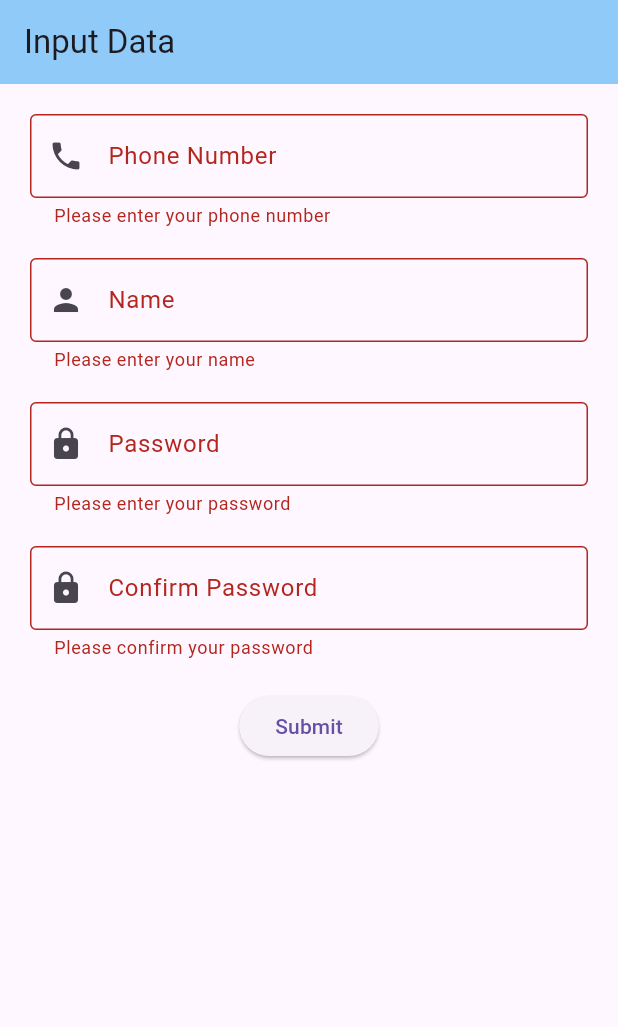
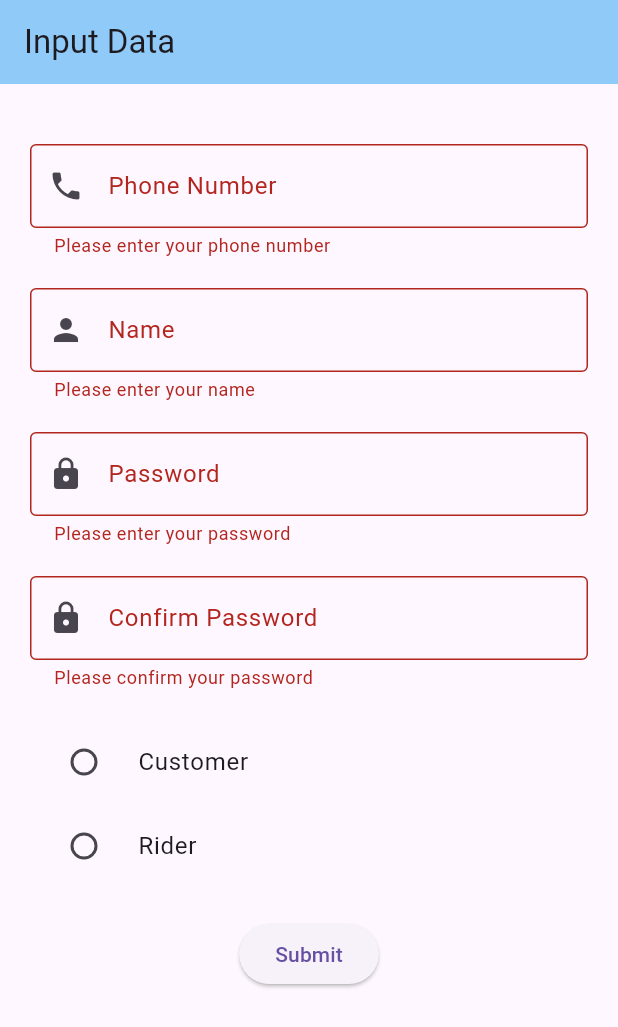
Before and after one commit to peeradol7/bubble_up, a Flutter app: the InputPasswordPage screen opened by its route, after a tap on "Submit", on a phone screen of 412 x 824 dp. Shown: the top 1027 px of the screen. Run offline on Flutter 3.47's test engine with Material 3 defaults, Android fonts, the phone set to English and light mode, and no system bars; our stand-ins replace cloud_firestore, firebase_auth, firebase_core, get, go_router, google_sign_in and 1 more; accounts and stored records are empty.

Commit message:
email sign up

```diff
--- a/lib/Controller/auth_controller.dart
+++ b/lib/Controller/auth_controller.dart
@@ -1,22 +1,38 @@
 import 'package:firebase_auth/firebase_auth.dart';
 import 'package:get/get.dart';
+import 'package:thammasat/Model/usersmodel.dart';
+import 'package:thammasat/Service/%E0%B8%B5user_service.dart';
 import 'package:thammasat/Service/auth_service.dart';
 
 class AuthController extends GetxController {
   final AuthService authService = AuthService();
+  final UserService userService = UserService();
   var user = Rxn<User>();
+  var userModel = Rxn<UsersModel>();
   var isLoading = false.obs;
   RxString email = ''.obs;
   RxString password = ''.obs;
   RxString name = ''.obs;
   RxString phoneNumber = ''.obs;
   RxString confirmPassword = ''.obs;
+  RxString role = ''.obs;
+  var errorMessage = ''.obs;
+
+  Future<void> fetchUserData(String email, String password) async {
+    try {
+      UsersModel user = await userService.getUserData(email, password);
+      userModel.value = user;
+    } catch (e) {
+      errorMessage.value = e.toString();
+    }
+  }
 
   Future<void> signInWithEmail(
     String email,
     String password,
     String phoneNumber,
     String name,
+    String role,
   ) async {
     try {
       this.email.value = email;
@@ -29,6 +45,7 @@ class AuthController extends GetxController {
         password: password,
         name: name,
         phoneNumber: phoneNumber,
+        role: role,
       );
 
       if (user != null) {
--- a/lib/Model/google_user_model.dart
+++ b/lib/Model/google_user_model.dart
@@ -4,6 +4,7 @@ class GoogleUserModel {
   final String userId;
   final String displayName;
   final String authMethod;
+  final String email;
   final String phoneNumber;
   final String address;
   final String role;
@@ -14,6 +15,7 @@ class GoogleUserModel {
     required this.authMethod,
     required this.phoneNumber,
     required this.address,
+    required this.email,
     required this.role,
   });
   factory GoogleUserModel.fromFirestore(DocumentSnapshot doc) {
@@ -25,6 +27,7 @@ class GoogleUserModel {
       phoneNumber: data['phoneNumber'] ?? '',
       address: data['address'] ?? '',
       role: data['role'] ?? '',
+      email: data['email'] ?? '',
     );
   }
 
--- a/lib/Model/usersmodel.dart
+++ b/lib/Model/usersmodel.dart
@@ -5,7 +5,7 @@ class UsersModel {
   final String email;
   final String authMethod;
   final String password;
-  final String phone_number;
+  final String phoneNumber;
   final String name;
   final String role;
 
@@ -13,7 +13,7 @@ class UsersModel {
     required this.userId,
     required this.email,
     required this.name,
-    required this.phone_number,
+    required this.phoneNumber,
     required this.password,
     required this.authMethod,
     required this.role,
@@ -26,7 +26,7 @@ class UsersModel {
       userId: data['userId'],
       email: data['email'],
       name: data['name'],
-      phone_number: data['phone_number'],
+      phoneNumber: data['phoneNumber'],
       password: data['password'],
       authMethod: data['authMethod'],
       role: data['role'],
@@ -37,7 +37,7 @@ class UsersModel {
       'userId': userId,
       'email': email,
       'name': name,
-      'phone_number': phone_number,
+      'phoneNumber': phoneNumber,
       'password': password,
       'authMethod': authMethod,
       'role': role,
--- a/lib/View/dialog/sign_up_dialog.dart
+++ b/lib/View/dialog/sign_up_dialog.dart
@@ -4,7 +4,7 @@ import 'package:go_router/go_router.dart';
 import 'package:thammasat/Controller/auth_controller.dart';
 import 'package:thammasat/app_routes.dart';
 
-import '../widget/sign_up_button.dart';
+import '../landing_widget/sign_up_button.dart';
 
 class SignUpDialog extends StatefulWidget {
   const SignUpDialog({super.key});
@@ -103,7 +103,8 @@ class _SignUpDialogState extends State<SignUpDialog> {
                 const SizedBox(height: 10),
                 btn.btnSignUp(
                   onPressed: () => {
-                    context.go(AppRoutes.emailSignUp),
+                    context.pop(),
+                    context.push(AppRoutes.emailSignUp),
                   },
                   label: 'Continue with Email',
                   iconPath: 'assets/email.png',
--- a/lib/View/email_sign_up/input_password_page.dart
+++ b/lib/View/email_sign_up/input_password_page.dart
@@ -43,9 +43,11 @@ class _InputPasswordPageState extends State<InputPasswordPage> {
     String password,
     String phoneNumber,
     String name,
+    String role,
   ) async {
     try {
-      await authController.signInWithEmail(email, password, phoneNumber, name);
+      await authController.signInWithEmail(
+          email, password, phoneNumber, name, role);
       Get.snackbar('Success', 'Check your email');
     } catch (e) {
       print(e);
@@ -69,81 +71,83 @@ class _InputPasswordPageState extends State<InputPasswordPage> {
                 child: Column(
                   mainAxisAlignment: MainAxisAlignment.center,
                   children: [
-                    TextFormField(
-                      onChanged: (value) {
-                        authController.phoneNumber.value = value;
-                      },
-                      keyboardType: TextInputType.phone,
-                      decoration: const InputDecoration(
-                        labelText: "Phone Number",
-                        hintText: "Enter your phone number",
-                        border: OutlineInputBorder(),
-                        prefixIcon: Icon(Icons.phone),
-                      ),
-                      validator: (value) {
-                        if (value == null || value.isEmpty) {
-                          return 'Please enter your phone number';
-                        }
-                        return null;
-                      },
+                    SizedBox(
+                      height: 20,
+                    ),
+                    buildTextField(
+                      label: "Phone Number",
+                      hint: "Enter your phone number",
+                      icon: Icons.phone,
+                      onChanged: (value) =>
+                          authController.phoneNumber.value = value,
+                      validator: (value) => value == null || value.isEmpty
+                          ? 'Please enter your phone number'
+                          : null,
                     ),
                     const SizedBox(height: 20),
-                    TextFormField(
-                      onChanged: (value) {
-                        authController.name.value = value;
-                      },
-                      decoration: const InputDecoration(
-                        labelText: "Name",
-                        hintText: "Enter your name",
-                        border: OutlineInputBorder(),
-                        prefixIcon: Icon(Icons.person),
-                      ),
-                      validator: (value) {
-                        if (value == null || value.isEmpty) {
-                          return 'Please enter your name';
-                        }
-                        return null;
-                      },
+                    buildTextField(
+                      label: "Name",
+                      hint: "Enter your name",
+                      icon: Icons.person,
+                      onChanged: (value) => authController.name.value = value,
+                      validator: (value) => value == null || value.isEmpty
+                          ? 'Please enter your name'
+                          : null,
                     ),
                     const SizedBox(height: 20),
-                    TextFormField(
-                      onChanged: (value) {
-                        authController.password.value = value;
-                      },
+                    buildTextField(
+                      label: "Password",
+                      hint: "Enter your password",
+                      icon: Icons.lock,
                       obscureText: true,
-                      decoration: const InputDecoration(
-                        labelText: "Password",
-                        hintText: "Enter your password",
-                        border: OutlineInputBorder(),
-                        prefixIcon: Icon(Icons.lock),
-                      ),
+                      onChanged: (value) =>
+                          authController.password.value = value,
                       validator: passwordValidate,
                     ),
                     const SizedBox(height: 20),
-                    TextFormField(
-                      onChanged: (value) {
-                        authController.confirmPassword.value = value;
-                      },
+                    buildTextField(
+                      label: "Confirm Password",
+                      hint: "Confirm your password",
+                      icon: Icons.lock,
                       obscureText: true,
-                      decoration: const InputDecoration(
-                        labelText: "Confirm Password",
-                        hintText: "Confirm your password",
-                        border: OutlineInputBorder(),
-                        prefixIcon: Icon(Icons.lock),
+                      onChanged: (value) =>
+                          authController.confirmPassword.value = value,
+                      validator: confirmPasswordValidate,
+                    ),
+                    const SizedBox(height: 20),
+                    Obx(
+                      () => Column(
+                        children: [
+                          RadioListTile<String>(
+                            title: const Text("Customer"),
+                            value: "Customer",
+                            groupValue: authController.role.value,
+                            onChanged: (value) {
+                              authController.role.value = value!;
+                            },
+                          ),
+                          RadioListTile<String>(
+                            title: const Text("Rider"),
+                            value: "Rider",
+                            groupValue: authController.role.value,
+                            onChanged: (value) {
+                              authController.role.value = value!;
+                            },
+                          ),
+                        ],
                       ),
-                      validator: confirmPasswordValidate,
                     ),
                     const SizedBox(height: 20),
                     ElevatedButton(
                       onPressed: () {
                         if (_formKey.currentState?.validate() ?? false) {
-                          String name = authController.name.value;
-                          String phoneNumber = authController.phoneNumber.value;
-                          String password = authController.password.value;
-                          String email = authController.email.value;
-
-                          saveUser(email, password, phoneNumber, name);
-
+                          saveUser(
+                            authController.email.value,
+                            authController.password.value,
+                            authController.phoneNumber.value,
+                            authController.name.value,
+                            authController.role.value,
+                          );
                           context.go(AppRoutes.landingPage);
                         }
                       },
@@ -158,4 +162,25 @@ class _InputPasswordPageState extends State<InputPasswordPage> {
       ),
     );
   }
+
+  Widget buildTextField({
+    required String label,
+    required String hint,
+    required IconData icon,
+    bool obscureText = false,
+    required Function(String) onChanged,
+    String? Function(String?)? validator,
+  }) {
+    return TextFormField(
+      onChanged: onChanged,
+      obscureText: obscureText,
+      decoration: InputDecoration(
+        labelText: label,
+        hintText: hint,
+        border: const OutlineInputBorder(),
+        prefixIcon: Icon(icon),
+      ),
+      validator: validator,
+    );
+  }
 }
--- a/lib/app_routes.dart
+++ b/lib/app_routes.dart
@@ -2,8 +2,8 @@ import 'package:go_router/go_router.dart';
 import 'package:thammasat/View/email_sign_up/email_sign_up.dart';
 import 'package:thammasat/View/email_sign_up/input_password_page.dart';
 import 'package:thammasat/View/home_page/home_page.dart';
-import 'package:thammasat/View/landing_page.dart';
-import 'package:thammasat/View/login_page.dart';
+import 'package:thammasat/View/landing_widget/landing_page.dart';
+import 'package:thammasat/View/login_page/login_page.dart';
 
 class AppRoutes {
   static const String landingPage = '/';
@@ -14,7 +14,7 @@ class AppRoutes {
   static const String inputPassword = '/input-password';
 
   final route = GoRouter(
-    initialLocation: homepage,
+    initialLocation: landingPage,
     routes: [
       GoRoute(
           path: landingPage,
```
Also changed, not shown: lib/Service/auth_service.dart (+15 -38 lines), lib/Service/ีuser_service.dart (added, +55 -0 lines), lib/View/landing_widget/landing_page.dart (renamed from lib/View/landing_page.dart, +7 -1 lines), lib/View/login_page.dart (deleted, +0 -27 lines), lib/View/login_page/login_page.dart (added, +71 -0 lines), lib/View/landing_widget/home_button_widget.dart (renamed from lib/View/widget/home_button_widget.dart), lib/View/landing_widget/sign_up_button.dart (renamed from lib/View/widget/sign_up_button.dart).
